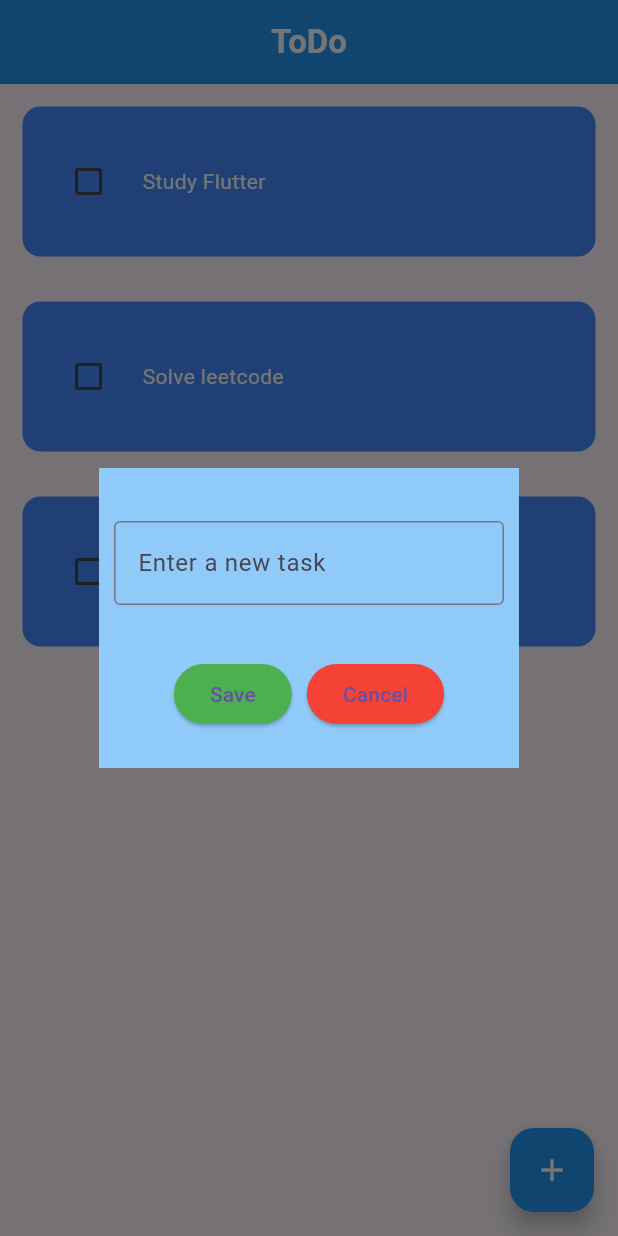
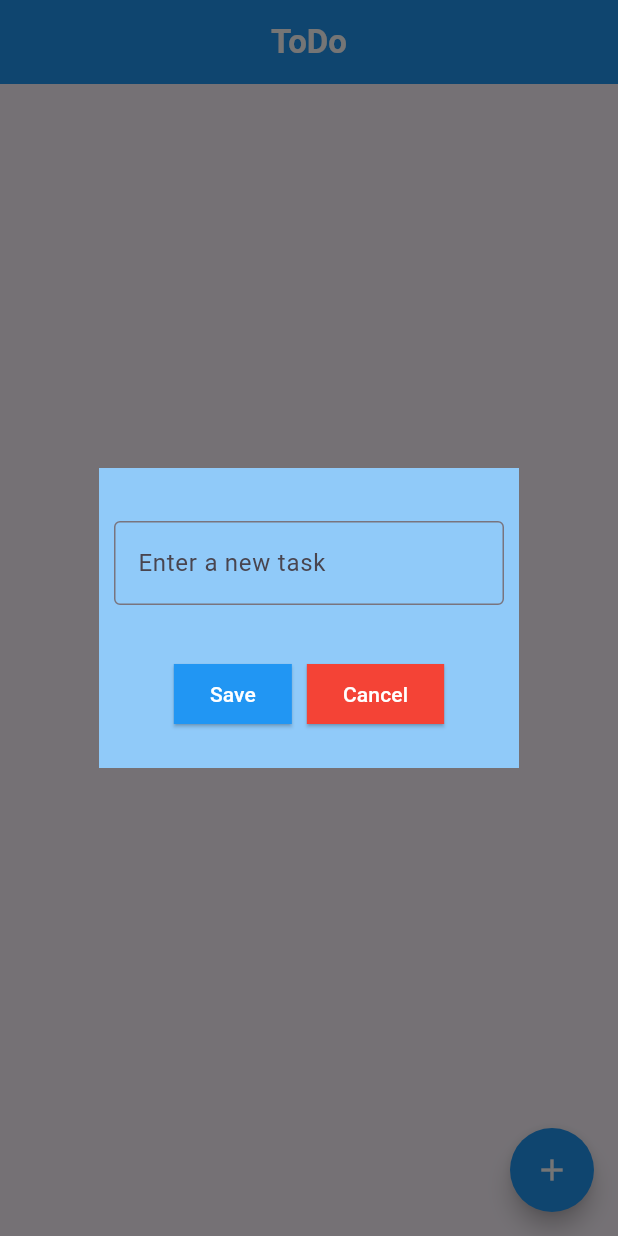
Before and after one commit to Efamamo/flutter-todo, a Flutter app: the screen it shows after launch, after a tap on the "add" icon, on a phone screen of 412 x 824 dp. Run offline on Flutter 3.47's test engine with Material 3 defaults, Android fonts, the phone set to English and light mode, and no system bars.

```diff
--- a/lib/home.dart
+++ b/lib/home.dart
@@ -1,4 +1,4 @@
-import 'dart:convert';
+// ignore_for_file: prefer_const_constructors, sort_child_properties_last
 
 import 'package:flutter/material.dart';
 import 'todo.dart';
@@ -11,11 +11,7 @@ class Home extends StatefulWidget {
 }
 
 class _HomeState extends State<Home> {
-  List values = [
-    ["Study Flutter", false],
-    ["Solve leetcode", false],
-    ["Do Assignments", false]
-  ];
+  List values = [];
 
   TextEditingController taskController = TextEditingController();
   void onChanged(bool? value, int index) {
@@ -50,16 +46,24 @@ class _HomeState extends State<Home> {
                     mainAxisAlignment: MainAxisAlignment.center,
                     children: [
                       ElevatedButton(
-                          onPressed: () {
+                        onPressed: () {
+                          if (taskController.text != "") {
                             setState(() {
                               values.add([taskController.text, false]);
                               Navigator.pop(context);
                               taskController.clear();
                             });
-                          },
-                          child: Text("Save"),
-                          style: ElevatedButton.styleFrom(
-                              backgroundColor: Colors.green)),
+                          }
+                        },
+                        child: Text(
+                          "Save",
+                          style: TextStyle(color: Colors.white),
+                        ),
+                        style: ElevatedButton.styleFrom(
+                            backgroundColor: Colors.blue,
+                            shape: RoundedRectangleBorder(
+                                borderRadius: BorderRadius.circular(0))),
+                      ),
                       SizedBox(width: 10),
                       ElevatedButton(
                           onPressed: () {
@@ -67,9 +71,12 @@ class _HomeState extends State<Home> {
                               Navigator.pop(context);
                             });
                           },
-                          child: Text("Cancel"),
+                          child: Text("Cancel",
+                              style: TextStyle(color: Colors.white)),
                           style: ElevatedButton.styleFrom(
-                              backgroundColor: Colors.red)),
+                              backgroundColor: Colors.red,
+                              shape: RoundedRectangleBorder(
+                                  borderRadius: BorderRadius.circular(0)))),
                     ],
                   )
                 ],
@@ -77,6 +84,12 @@ class _HomeState extends State<Home> {
             ),
           );
         });
+  }
+
+  void delete(index) {
+    setState(() {
+      values.remove(values[index]);
+    });
   }
 
   @override
@@ -92,10 +105,11 @@ class _HomeState extends State<Home> {
           itemCount: values.length,
           itemBuilder: (context, index) {
             return ToDO(values[index][0], values[index][1],
-                (value) => onChanged(value, index));
+                (value) => onChanged(value, index), () => delete(index));
           }),
       floatingActionButton: FloatingActionButton(
           onPressed: create,
+          shape: CircleBorder(),
           backgroundColor: Colors.blue,
           tooltip: "Add a new task",
           child: Icon(Icons.add, color: Colors.white)),
--- a/lib/main.dart
+++ b/lib/main.dart
@@ -1,3 +1,5 @@
+// ignore_for_file: prefer_const_constructors
+
 import 'package:flutter/material.dart';
 import 'home.dart';
 
@@ -11,6 +13,9 @@ class MyApp extends StatelessWidget {
   // This widget is the root of your application.
   @override
   Widget build(BuildContext context) {
-    return MaterialApp(home: Home());
+    return MaterialApp(
+      home: Home(),
+      debugShowCheckedModeBanner: false,
+    );
   }
 }
```
Also changed, not shown: lib/todo.dart (+12 -4 lines), pubspec.yaml (+3 -4 lines), pubspec.lock.
